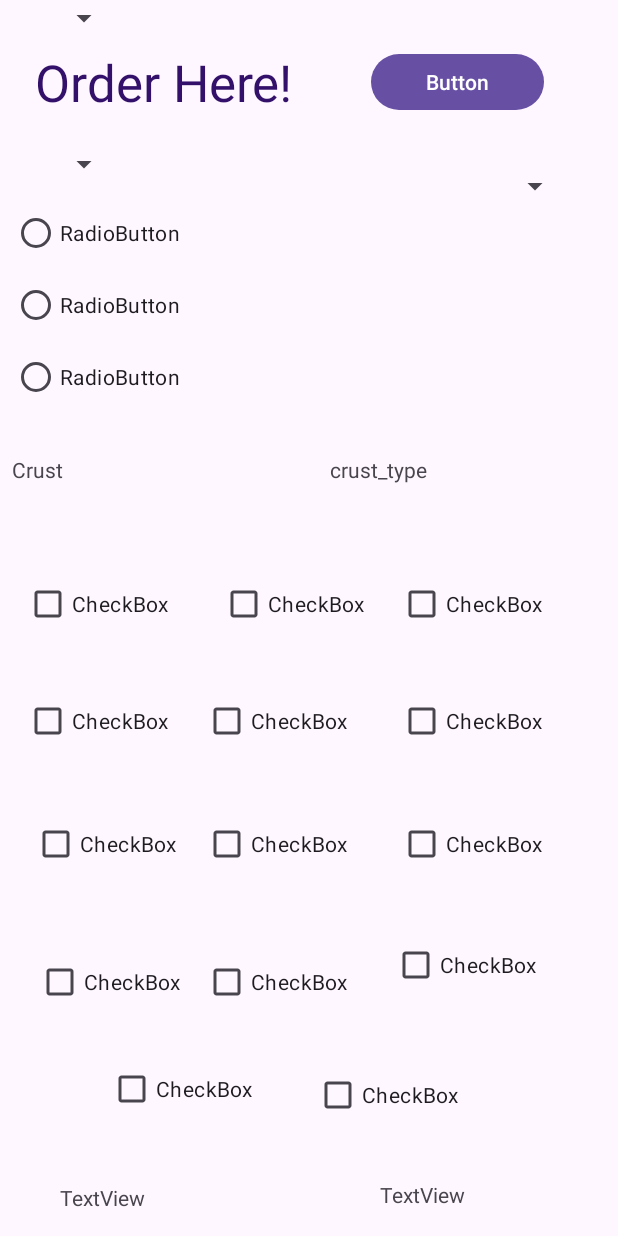
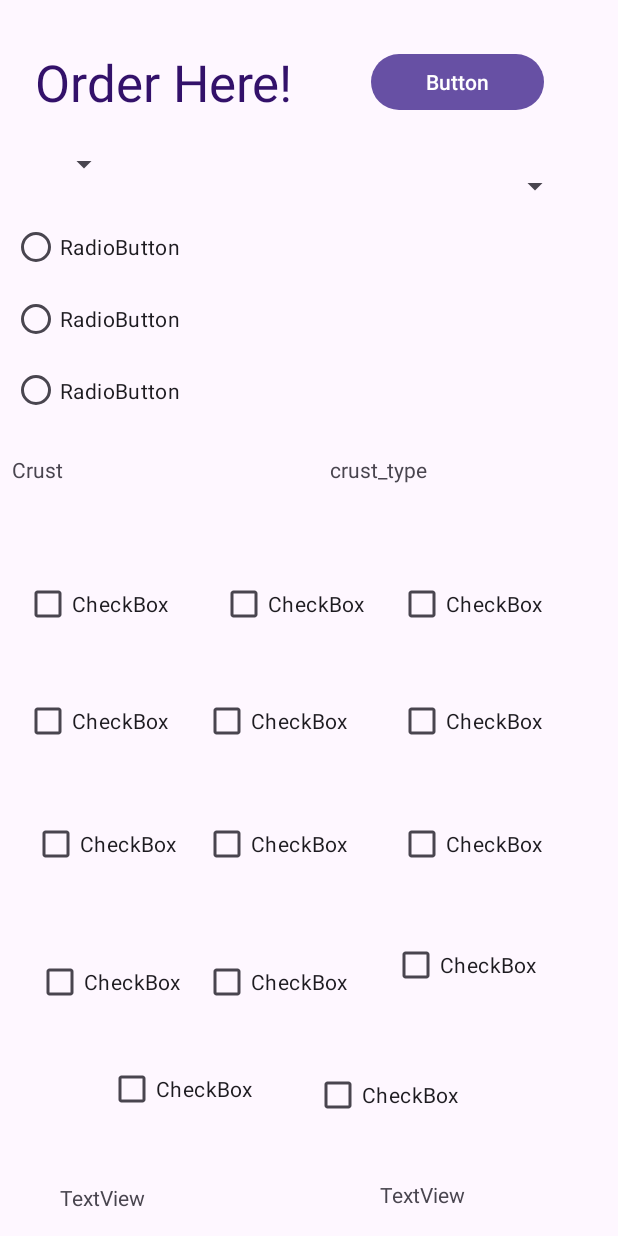
Before and after one commit to devrijhwani3118/PizzaApp, an Android app: the OrderPage screen opened directly, with no data from a screen before it, on a phone screen of 412 x 824 dp. Run offline under Robolectric (Android 15) with nearby library versions, the phone set to English and light mode, and no system bars; Roboto replaces fonts that are not available here.

Commit message:
Fixed some minor constraint issues

```diff
--- a/app/src/main/res/layout/activity_order_page.xml
+++ b/app/src/main/res/layout/activity_order_page.xml
@@ -40,8 +40,9 @@
         android:layout_width="wrap_content"
         android:layout_height="wrap_content"
         android:layout_marginStart="32dp"
-        app:layout_constraintBaseline_toBaselineOf="@+id/pizzaChoiceSpinner"
-        app:layout_constraintStart_toStartOf="parent" />
+        app:layout_constraintBottom_toTopOf="@+id/radioGroup"
+        app:layout_constraintStart_toStartOf="parent"
+        app:layout_constraintTop_toBottomOf="@+id/textView3" />
 
     <!-- Spinner for Pizza Choice -->
     <TextView
@@ -56,14 +57,6 @@
         android:textSize="34sp"
         app:layout_constraintStart_toStartOf="parent"
         app:layout_constraintTop_toTopOf="parent" />
-
-    <Spinner
-        android:id="@+id/pizzaChoiceSpinner"
-        android:layout_width="wrap_content"
-        android:layout_height="wrap_content"
-        android:layout_marginTop="20dp"
-        app:layout_constraintStart_toStartOf="@+id/pizzaChoiceSpinner2"
-        app:layout_constraintTop_toBottomOf="@+id/textView3" />
 
     <Spinner
         android:id="@+id/typepizzaChoiceSpinner"
@@ -85,8 +78,8 @@
 
     <RadioGroup
         android:id="@+id/radioGroup"
-        android:layout_width="0dp"
-        android:layout_height="162dp"
+        android:layout_width="173dp"
+        android:layout_height="143dp"
         android:layout_marginStart="8dp"
         android:layout_marginTop="68dp"
         android:layout_marginEnd="55dp"
```
